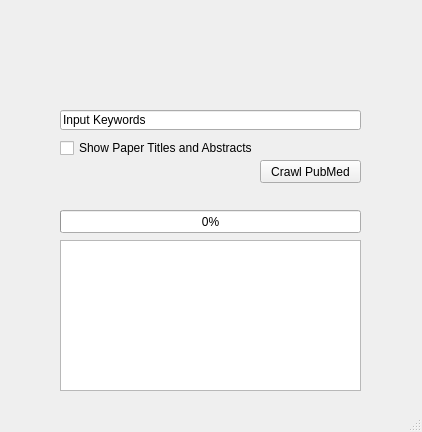
First picture: the form in crawler_gui.ui, repository needleworm/pubmed_crawler, before the edit.
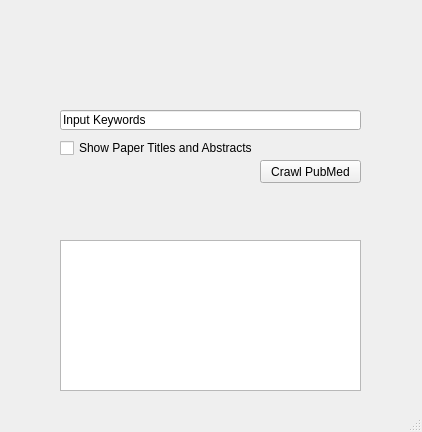
Second picture: the form after the edit. Icons and pictures are not drawn.

Patch:
```diff
--- a/crawler_gui.ui
+++ b/crawler_gui.ui
@@ -66,22 +66,6 @@
      <string>&lt;html&gt;&lt;head/&gt;&lt;body&gt;&lt;p&gt;&lt;img src=&quot;:/newPrefix/eng_logo_squared.png&quot;/&gt;&lt;/p&gt;&lt;/body&gt;&lt;/html&gt;</string>
     </property>
    </widget>
-   <widget class="QProgressBar" name="progressBar">
-    <property name="geometry">
-     <rect>
-      <x>60</x>
-      <y>210</y>
-      <width>301</width>
-      <height>23</height>
-     </rect>
-    </property>
-    <property name="value">
-     <number>0</number>
-    </property>
-    <property name="invertedAppearance">
-     <bool>false</bool>
-    </property>
-   </widget>
    <widget class="QTextBrowser" name="textBrowser">
     <property name="geometry">
      <rect>
```
